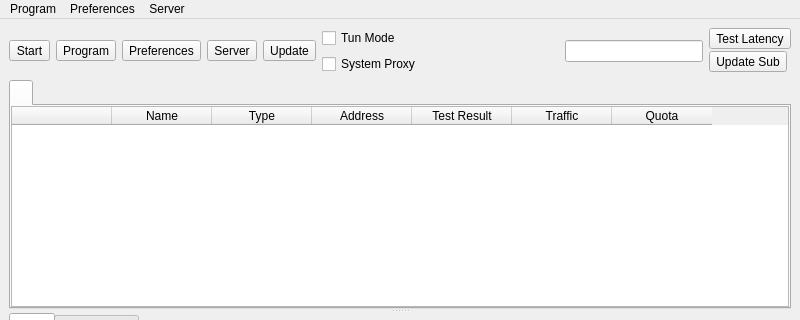
Before: the Qt Designer form src/ui/mainwindow.ui in Ogstra/proxor, drawn with Qt 5; both pictures show x 0 to 800 and y 0 to 320 of the 800 by 600 pixel window.
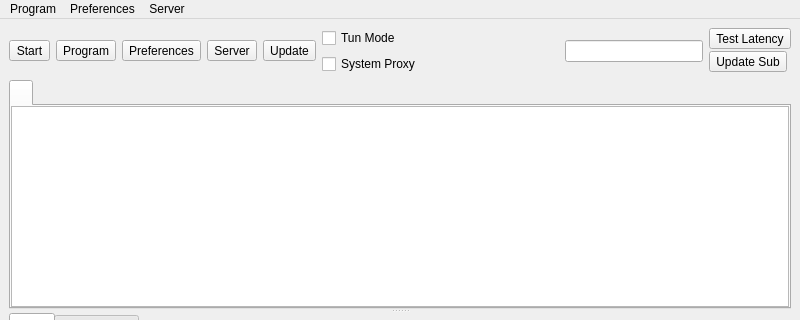
After: the same form once the commit is applied. Icons and pictures are not drawn. Custom widgets are drawn as their Qt base class.

Commit message: refactor: virtualize proxy and group list views

What changed in the file:
```diff
--- a/src/ui/mainwindow.ui
+++ b/src/ui/mainwindow.ui
@@ -244,7 +244,7 @@
           <number>0</number>
          </property>
          <item row="0" column="0">
-          <widget class="MyTableWidget" name="proxyListTable">
+          <widget class="ProxyListView" name="proxyListTable">
            <property name="contextMenuPolicy">
             <enum>Qt::CustomContextMenu</enum>
            </property>
@@ -955,9 +955,9 @@
  </widget>
  <customwidgets>
   <customwidget>
-   <class>MyTableWidget</class>
-   <extends>QTableWidget</extends>
-   <header>ui/widget/MyTableWidget.h</header>
+   <class>ProxyListView</class>
+   <extends>QTableView</extends>
+   <header>ui/widget/ProxyListView.h</header>
   </customwidget>
  </customwidgets>
  <resources/>
```
The commit also changes 23 other files.
